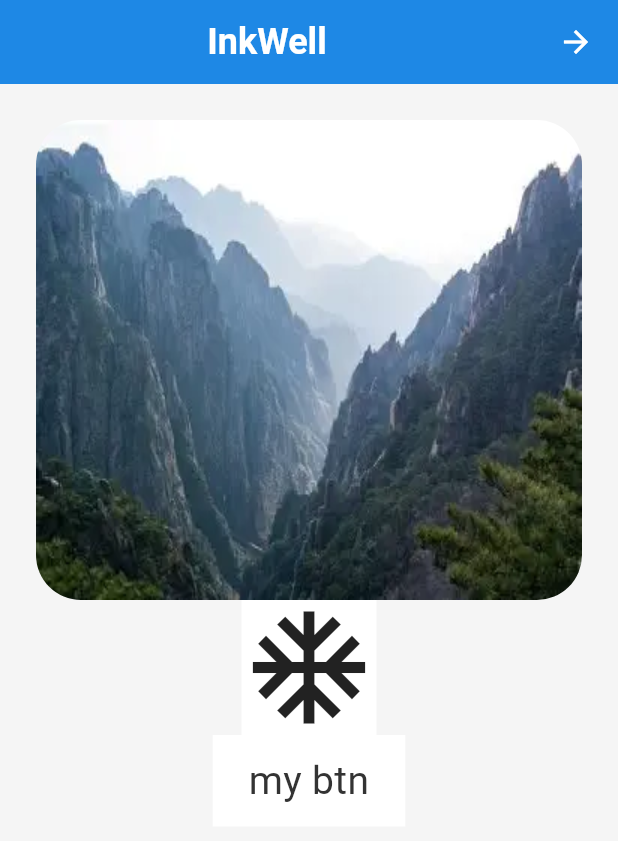
After one commit to Amjed510/Learn-Flutter-Widgets, a Flutter app: the screen it shows after launch, after a tap on "Inkwell Widget", on a phone screen of 412 x 824 dp. The commit adds this screen. Shown: the top 841 px of the screen. Run offline on Flutter 3.47's test engine with Material 3 defaults, Android fonts, the phone set to English and light mode, and no system bars; our stand-ins replace google_fonts; network calls fail; Roboto replaces fonts that are missing (Cairo).

Commit message:
Add some widget

```diff
--- a/lib/screens/home_screen.dart
+++ b/lib/screens/home_screen.dart
@@ -1,7 +1,13 @@
 import 'package:flutter/material.dart';
+import 'package:tebale_app/screens/bottom_navigation_bar_widget_screen.dart';
 import 'package:tebale_app/screens/buttons_screen.dart';
+import 'package:tebale_app/screens/chexbox_screen.dart';
+import 'package:tebale_app/screens/drawer_widget_screen.dart';
+import 'package:tebale_app/screens/gesture_getector_screen.dart';
 
 import 'package:tebale_app/screens/images_screen.dart';
+import 'package:tebale_app/screens/inkwell_screen.dart';
+import 'package:tebale_app/screens/my_textfield_screen.dart';
 import 'package:tebale_app/screens/radio_screen.dart';
 import 'package:tebale_app/screens/tab_bar_view.dart';
 import 'package:tebale_app/screens/table_screen.dart';
@@ -26,8 +32,14 @@ class _HomeScreenState extends State<HomeScreen> {
           CastomCard(titleText: "Table Widget", page: TableScreen()),
           CastomCard(titleText: "Image Widget", page: ImageScreen()),
           CastomCard(titleText: "Radio Widget", page: RadioScreen()),
+          CastomCard(titleText: "check box Widget", page: ChexboxScreen()),
           CastomCard(titleText: "Buttons Widget", page: ButtonsScreen()),
           CastomCard(titleText: "TabBar Widget", page: TabBarViewScreen()),
+          CastomCard(titleText: "Inkwell Widget", page: InkwellScreen()),
+          CastomCard(titleText: "GestureWidget", page: GestureGetectorScreen()),
+          CastomCard(titleText: "TextField Widget", page: MyTextfieldScreen()),
+          CastomCard(titleText: " Drawer Widget", page: DrawerWidgetScreen()),
+           CastomCard(titleText: "BottomNavigationBar Widget", page: BottomNavigationBarWidgetScreen()),
         ],
       ),
     );
--- /dev/null
+++ b/lib/screens/inkwell_screen.dart
@@ -0,0 +1,27 @@
+import 'package:flutter/material.dart';
+import 'package:tebale_app/widgets/custom_appbar.dart';
+import 'package:tebale_app/widgets/custom_button_widget.dart';
+import 'package:tebale_app/widgets/custom_icon_widget.dart';
+import 'package:tebale_app/widgets/image_widget.dart';
+
+class InkwellScreen extends StatelessWidget {
+  const InkwellScreen({super.key});
+
+  @override
+  Widget build(BuildContext context) {
+    return Scaffold(
+      appBar: CustomAppbar(title: "InkWell"),
+
+      body: Container(
+        padding: EdgeInsets.all(24),
+        child: Column(
+          children: [
+            CustomImageWidget(),
+            CustomIconWidget(),
+            CustomButtonWidget(),
+          ],
+        ),
+      ),
+    );
+  }
+}
--- /dev/null
+++ b/lib/widgets/custom_button_widget.dart
@@ -0,0 +1,37 @@
+import 'package:flutter/material.dart';
+
+class CustomButtonWidget extends StatelessWidget {
+  const CustomButtonWidget({super.key});
+
+  @override
+  Widget build(BuildContext context) {
+    showSnakbar(String x) {
+      var snakbart = SnackBar(content: Text('you click $x'));
+      ScaffoldMessenger.of(context).hideCurrentSnackBar();
+      ScaffoldMessenger.of(context).showSnackBar(snakbart);
+    }
+
+    return Material(
+      child: InkWell(
+        onTap: () {
+          showSnakbar("onTap");
+        },
+        onDoubleTap: () {
+          showSnakbar("onDoubleTap");
+        },
+        onLongPress: () {
+          showSnakbar("onLongPress");
+        },
+        borderRadius: BorderRadius.circular(50),
+        highlightColor: Colors.deepOrange.withOpacity(0.4),
+        splashColor: Colors.blue.withOpacity(0.5),
+        child: Container(
+          padding: EdgeInsets.symmetric(horizontal: 24, vertical: 12),
+          decoration: BoxDecoration(borderRadius: BorderRadius.circular(7)),
+
+          child: Text("my btn", style: TextStyle(fontSize: 26)),
+        ),
+      ),
+    );
+  }
+}
--- /dev/null
+++ b/lib/widgets/custom_icon_widget.dart
@@ -0,0 +1,32 @@
+import 'package:flutter/material.dart';
+
+class CustomIconWidget extends StatelessWidget {
+  const CustomIconWidget({super.key});
+
+  @override
+  Widget build(BuildContext context) {
+    showSnakbar(String x) {
+      var snakbart = SnackBar(content: Text('you click $x'));
+      ScaffoldMessenger.of(context).hideCurrentSnackBar();
+      ScaffoldMessenger.of(context).showSnackBar(snakbart);
+    }
+
+    return Material(
+      child: InkWell(
+        onTap: () {
+          showSnakbar("onTap");
+        },
+        onDoubleTap: () {
+          showSnakbar("onDoubleTap");
+        },
+        onLongPress: () {
+          showSnakbar("onLongPress");
+        },
+        borderRadius: BorderRadius.circular(50),
+        highlightColor: Colors.deepOrange.withOpacity(0.4),
+        splashColor: Colors.blue.withOpacity(0.5),
+        child: Icon(Icons.ac_unit_outlined, size: 90),
+      ),
+    );
+  }
+}
--- /dev/null
+++ b/lib/widgets/image_widget.dart
@@ -0,0 +1,37 @@
+import 'package:flutter/material.dart';
+
+class CustomImageWidget extends StatelessWidget {
+  const CustomImageWidget({super.key});
+
+  @override
+  Widget build(BuildContext context) {
+    showSnakbar(String x) {
+      var snakbart = SnackBar(content: Text('you click $x'));
+      ScaffoldMessenger.of(context).hideCurrentSnackBar();
+      ScaffoldMessenger.of(context).showSnackBar(snakbart);
+    }
+
+    return Ink(
+      width: double.infinity,
+      height: 320,
+      decoration: BoxDecoration(
+        borderRadius: BorderRadius.circular(30),
+        image: DecorationImage(
+          image: AssetImage("assets/images/m.webp"),
+          fit: BoxFit.fill,
+        ),
+      ),
+      child: InkWell(
+        onTap: () {
+          showSnakbar("onTap");
+        },
+        onDoubleTap: () {
+          showSnakbar("onDoubleTap");
+        },
+        onLongPress: () {
+          showSnakbar("onLongPress");
+        },
+      ),
+    );
+  }
+}
```
Also changed, not shown: lib/screens/bottom_navigation_bar_widget_screen.dart (added, +54 -0 lines), lib/screens/chexbox_screen.dart (added, +65 -0 lines), lib/screens/drawer_widget_screen.dart (added, +61 -0 lines), lib/screens/gesture_getector_screen.dart (added, +32 -0 lines), lib/screens/my_textfield_screen.dart (added, +53 -0 lines), lib/widgets/my_card_widget.dart (added, +26 -0 lines), lib/widgets/my_icon_widget.dart (added, +34 -0 lines).
